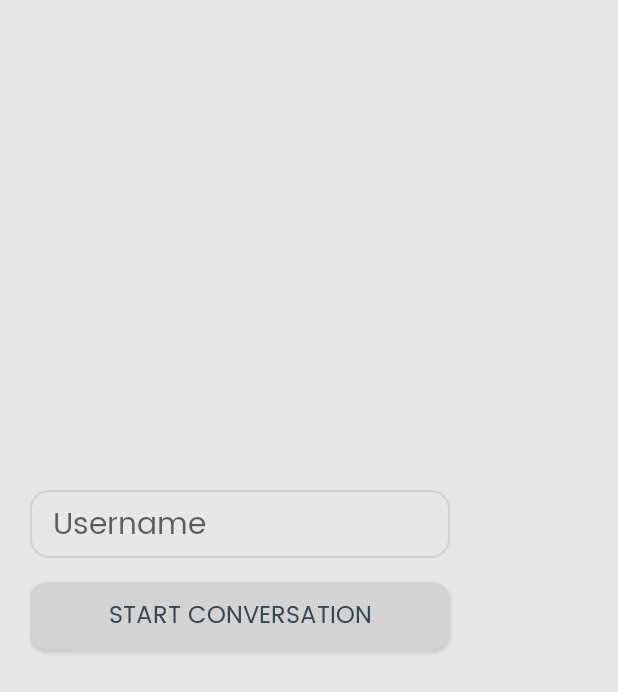
After one commit to omk88/car-selling-app, an Android app: the StartConversation screen opened directly, with no data from a screen before it, on a phone screen of 412 x 824 dp. The commit adds this screen. Shown: the top 692 px of the screen. Run offline under Robolectric (Android 15) with nearby library versions, the phone set to English and light mode, and no system bars; our stand-ins replace Firebase (no records; nobody signed in at launch, a user with empty details on screens opened directly); network calls fail; pictures from the network do not load.

Commit message:
Changes to Get Started Sequence, Messaging Function

```diff
--- a/car selling and buying app/app/src/main/java/com/example/carsellingandbuyingapp/MainPage.kt
+++ b/car selling and buying app/app/src/main/java/com/example/carsellingandbuyingapp/MainPage.kt
@@ -31,16 +31,12 @@ import java.util.ArrayList
 
 class MainPage : AppCompatActivity() {
 
-    lateinit var toggle: ActionBarDrawerToggle
-
     private lateinit var carRecommendationModel: CarRecommendationModel
 
     @SuppressLint("MissingInflatedId")
     override fun onCreate(savedInstanceState: Bundle?) {
         super.onCreate(savedInstanceState)
         setContentView(R.layout.activity_main_page)
-
-
 
         var selectedMake = intent.getStringExtra("selected_make")
         var selectedModel = intent.getStringExtra("selected_model")
@@ -55,8 +51,6 @@ class MainPage : AppCompatActivity() {
 
         val loggedInUser = application as Username
         var username = loggedInUser.username
-
-
 
         val bannerRef = Firebase.storage.reference.child("images/banner-$username")
         val profilePictureRef = Firebase.storage.reference.child("images/profile_picture-$username")
--- a/car selling and buying app/app/src/main/java/com/example/carsellingandbuyingapp/SellCar3.kt
+++ b/car selling and buying app/app/src/main/java/com/example/carsellingandbuyingapp/SellCar3.kt
@@ -191,7 +191,6 @@ class SellCar3 : AppCompatActivity(), View.OnClickListener {
         databaseUsers.child(user).get().addOnSuccessListener {
             if(it.exists()) {
                 val address = it.child("address").value.toString()
-                println("ADDRESS"+address)
                 val intent = intent
                 val databaseCars = Firebase.database.getReference("cars")
 
--- /dev/null
+++ b/car selling and buying app/app/src/main/java/com/example/carsellingandbuyingapp/StartConversation.kt
@@ -0,0 +1,32 @@
+package com.example.carsellingandbuyingapp
+
+import android.annotation.SuppressLint
+import android.content.Intent
+import android.os.Bundle
+import android.widget.Button
+import android.widget.EditText
+import androidx.appcompat.app.AppCompatActivity
+import com.google.firebase.database.ktx.database
+import com.google.firebase.ktx.Firebase
+
+class StartConversation : AppCompatActivity() {
+
+    @SuppressLint("MissingInflatedId")
+    override fun onCreate(savedInstanceState: Bundle?) {
+        super.onCreate(savedInstanceState)
+        setContentView(R.layout.activity_conversations)
+
+        val loggedInUser = application as Username
+
+        val username = findViewById<EditText>(R.id.username)
+        val startConversation = findViewById<Button>(R.id.startConversation)
+        val usernameText = username.text
+
+        startConversation.setOnClickListener {
+            val convIntent = Intent(this, Conversation::class.java)
+            convIntent.putExtra("user",usernameText.toString())
+            startActivity(convIntent)
+            overridePendingTransition(androidx.appcompat.R.anim.abc_fade_in, androidx.appcompat.R.anim.abc_fade_out)
+        }
+    }
+}
--- /dev/null
+++ b/car selling and buying app/app/src/main/res/layout/activity_conversations.xml
@@ -0,0 +1,62 @@
+<?xml version="1.0" encoding="utf-8"?>
+<androidx.constraintlayout.widget.ConstraintLayout xmlns:android="http://schemas.android.com/apk/res/android"
+    xmlns:app="http://schemas.android.com/apk/res-auto"
+    xmlns:tools="http://schemas.android.com/tools"
+    android:layout_width="match_parent"
+    android:layout_height="match_parent"
+    tools:context=".MainActivity"
+    android:background="#E7E7E7"
+    android:fitsSystemWindows="true">
+
+
+    <LinearLayout
+        android:paddingLeft="20dp"
+        android:paddingRight="20dp"
+        android:layout_width="match_parent"
+        android:layout_height="wrap_content"
+        android:orientation="vertical"
+        app:layout_constraintBottom_toBottomOf="parent"
+        app:layout_constraintEnd_toEndOf="parent"
+        app:layout_constraintStart_toStartOf="parent"
+        app:layout_constraintTop_toTopOf="parent">
+
+        <EditText
+            android:textColor="#803B3B3B"
+            android:id="@+id/username"
+            android:layout_width="280dp"
+            android:layout_height="45dp"
+            android:layout_marginBottom="16dp"
+            android:background="@drawable/edit_text_background"
+            android:ems="10"
+            android:fontFamily="@font/poppins_regular"
+            android:hint="Username"
+            android:inputType="text"
+            android:maxLines="1"
+            android:paddingLeft="15dp"
+            android:paddingTop="7.5dp"
+            android:paddingBottom="5.5dp"
+            android:textCursorDrawable="@drawable/cursor_color"
+            android:textSize="20sp"
+            app:layout_constraintBottom_toTopOf="@+id/editTextTextPassword2"
+            app:layout_constraintEnd_toEndOf="parent"
+            app:layout_constraintHorizontal_bias="0.519"
+            app:layout_constraintStart_toStartOf="parent" />
+
+        <androidx.appcompat.widget.AppCompatButton
+            android:id="@+id/startConversation"
+            android:layout_width="280dp"
+            android:layout_height="45dp"
+            android:layout_marginBottom="64dp"
+            android:background="@drawable/button_background"
+            android:fontFamily="@font/poppins_regular"
+            android:text="Start Conversation"
+            android:textColor="#36454F"
+            android:textSize="16sp"
+            app:layout_constraintBottom_toBottomOf="parent"
+            app:layout_constraintEnd_toEndOf="parent"
+            app:layout_constraintHorizontal_bias="0.519"
+            app:layout_constraintStart_toStartOf="parent" />
+
+    </LinearLayout>
+
+</androidx.constraintlayout.widget.ConstraintLayout>
--- a/car selling and buying app/app/src/main/res/layout/activity_get_started1.xml
+++ b/car selling and buying app/app/src/main/res/layout/activity_get_started1.xml
@@ -26,18 +26,18 @@
             app:layout_constraintTop_toTopOf="parent" />
 
         <TextView
-            android:alpha="0"
             android:id="@+id/skip"
             android:layout_width="wrap_content"
             android:layout_height="wrap_content"
-            android:layout_marginTop="528dp"
+            android:layout_marginTop="20dp"
+            android:alpha="0"
             android:fontFamily="@font/poppins_regular"
             android:text="Skip"
             android:textSize="18sp"
             app:layout_constraintEnd_toEndOf="parent"
             app:layout_constraintHorizontal_bias="0.498"
             app:layout_constraintStart_toStartOf="parent"
-            app:layout_constraintTop_toTopOf="parent" />
+            app:layout_constraintTop_toBottomOf="@+id/getStarted" />
 
         <TextView
             android:alpha="0"
--- a/car selling and buying app/app/src/main/res/layout/activity_get_started2.xml
+++ b/car selling and buying app/app/src/main/res/layout/activity_get_started2.xml
@@ -16,14 +16,14 @@
             android:id="@+id/skip"
             android:layout_width="wrap_content"
             android:layout_height="wrap_content"
-            android:layout_marginTop="528dp"
+            android:layout_marginTop="20dp"
             android:fontFamily="@font/poppins_regular"
             android:text="Skip"
             android:textSize="18sp"
             app:layout_constraintEnd_toEndOf="parent"
             app:layout_constraintHorizontal_bias="0.498"
             app:layout_constraintStart_toStartOf="parent"
-            app:layout_constraintTop_toTopOf="parent" />
+            app:layout_constraintTop_toBottomOf="@+id/continue1" />
 
         <androidx.appcompat.widget.AppCompatButton
             android:id="@+id/continue1"
--- a/car selling and buying app/app/src/main/res/layout/activity_get_started3.xml
+++ b/car selling and buying app/app/src/main/res/layout/activity_get_started3.xml
@@ -17,14 +17,14 @@
             android:id="@+id/skip"
             android:layout_width="wrap_content"
             android:layout_height="wrap_content"
-            android:layout_marginTop="528dp"
+            android:layout_marginTop="20dp"
             android:fontFamily="@font/poppins_regular"
             android:text="Skip"
             android:textSize="18sp"
             app:layout_constraintEnd_toEndOf="parent"
             app:layout_constraintHorizontal_bias="0.498"
             app:layout_constraintStart_toStartOf="parent"
-            app:layout_constraintTop_toTopOf="parent" />
+            app:layout_constraintTop_toBottomOf="@+id/continue1" />
 
         <androidx.appcompat.widget.AppCompatButton
             android:id="@+id/continue1"
--- a/car selling and buying app/app/src/main/res/layout/activity_get_started4.xml
+++ b/car selling and buying app/app/src/main/res/layout/activity_get_started4.xml
@@ -17,14 +17,14 @@
             android:id="@+id/skip"
             android:layout_width="wrap_content"
             android:layout_height="wrap_content"
-            android:layout_marginTop="528dp"
+            android:layout_marginTop="20dp"
             android:fontFamily="@font/poppins_regular"
             android:text="Skip"
             android:textSize="18sp"
             app:layout_constraintEnd_toEndOf="parent"
             app:layout_constraintHorizontal_bias="0.498"
             app:layout_constraintStart_toStartOf="parent"
-            app:layout_constraintTop_toTopOf="parent" />
+            app:layout_constraintTop_toBottomOf="@+id/continue1" />
 
         <androidx.appcompat.widget.AppCompatButton
             android:id="@+id/continue1"
--- a/car selling and buying app/app/src/main/res/layout/activity_get_started5.xml
+++ b/car selling and buying app/app/src/main/res/layout/activity_get_started5.xml
@@ -17,14 +17,14 @@
             android:id="@+id/skip"
             android:layout_width="wrap_content"
             android:layout_height="wrap_content"
-            android:layout_marginTop="528dp"
+            android:layout_marginTop="20dp"
             android:fontFamily="@font/poppins_regular"
             android:text="Skip"
             android:textSize="18sp"
             app:layout_constraintEnd_toEndOf="parent"
             app:layout_constraintHorizontal_bias="0.498"
             app:layout_constraintStart_toStartOf="parent"
-            app:layout_constraintTop_toTopOf="parent" />
+            app:layout_constraintTop_toBottomOf="@+id/continue1" />
 
         <androidx.appcompat.widget.AppCompatButton
             android:id="@+id/continue1"
--- a/car selling and buying app/app/src/main/res/layout/activity_get_started6.xml
+++ b/car selling and buying app/app/src/main/res/layout/activity_get_started6.xml
@@ -17,14 +17,14 @@
             android:id="@+id/skip"
             android:layout_width="wrap_content"
             android:layout_height="wrap_content"
-            android:layout_marginTop="528dp"
+            android:layout_marginTop="20dp"
             android:fontFamily="@font/poppins_regular"
             android:text="Skip"
             android:textSize="18sp"
             app:layout_constraintEnd_toEndOf="parent"
             app:layout_constraintHorizontal_bias="0.498"
             app:layout_constraintStart_toStartOf="parent"
-            app:layout_constraintTop_toTopOf="parent" />
+            app:layout_constraintTop_toBottomOf="@+id/continue1" />
 
         <androidx.appcompat.widget.AppCompatButton
             android:id="@+id/continue1"
--- a/car selling and buying app/app/src/main/res/layout/activity_get_started7.xml
+++ b/car selling and buying app/app/src/main/res/layout/activity_get_started7.xml
@@ -17,14 +17,14 @@
             android:id="@+id/skip"
             android:layout_width="wrap_content"
             android:layout_height="wrap_content"
-            android:layout_marginTop="528dp"
+            android:layout_marginTop="20dp"
             android:fontFamily="@font/poppins_regular"
             android:text="Skip"
             android:textSize="18sp"
             app:layout_constraintEnd_toEndOf="parent"
             app:layout_constraintHorizontal_bias="0.498"
             app:layout_constraintStart_toStartOf="parent"
-            app:layout_constraintTop_toTopOf="parent" />
+            app:layout_constraintTop_toBottomOf="@+id/continue1" />
 
         <androidx.appcompat.widget.AppCompatButton
             android:id="@+id/continue1"
--- a/car selling and buying app/app/src/main/res/layout/activity_get_started8.xml
+++ b/car selling and buying app/app/src/main/res/layout/activity_get_started8.xml
@@ -17,14 +17,14 @@
             android:id="@+id/skip"
             android:layout_width="wrap_content"
             android:layout_height="wrap_content"
-            android:layout_marginTop="528dp"
+            android:layout_marginTop="20dp"
             android:fontFamily="@font/poppins_regular"
             android:text="Skip"
             android:textSize="18sp"
             app:layout_constraintEnd_toEndOf="parent"
             app:layout_constraintHorizontal_bias="0.498"
             app:layout_constraintStart_toStartOf="parent"
-            app:layout_constraintTop_toTopOf="parent" />
+            app:layout_constraintTop_toBottomOf="@+id/continue1" />
 
         <androidx.appcompat.widget.AppCompatButton
             android:id="@+id/continue1"
--- a/car selling and buying app/app/src/main/res/layout/activity_register.xml
+++ b/car selling and buying app/app/src/main/res/layout/activity_register.xml
@@ -75,14 +75,14 @@
         android:paddingBottom="5.5dp"
         android:textCursorDrawable="@drawable/cursor_color"
         android:textSize="20sp"
-        app:layout_constraintBottom_toTopOf="@+id/editTextPhoneNumber2"
+        app:layout_constraintBottom_toTopOf="@+id/email"
         app:layout_constraintEnd_toEndOf="parent"
         app:layout_constraintHorizontal_bias="0.519"
         app:layout_constraintStart_toStartOf="parent" />
 
     <EditText
         android:textColor="#803B3B3B"
-        android:id="@+id/editTextPhoneNumber2"
+        android:id="@+id/email"
         android:layout_width="280dp"
         android:layout_height="45dp"
         android:layout_marginBottom="16dp"
```
Also changed, not shown: car selling and buying app/app/src/main/AndroidManifest.xml (+28 -0 lines), car selling and buying app/app/src/main/java/com/example/carsellingandbuyingapp/Conversation.kt (added, +48 -0 lines), car selling and buying app/app/src/main/java/com/example/carsellingandbuyingapp/MainActivity.kt (+19 -8 lines), car selling and buying app/app/src/main/java/com/example/carsellingandbuyingapp/register.kt (+23 -0 lines), car selling and buying app/app/src/main/res/layout/activity_conversation.xml (added, +62 -0 lines), 1 other file.
